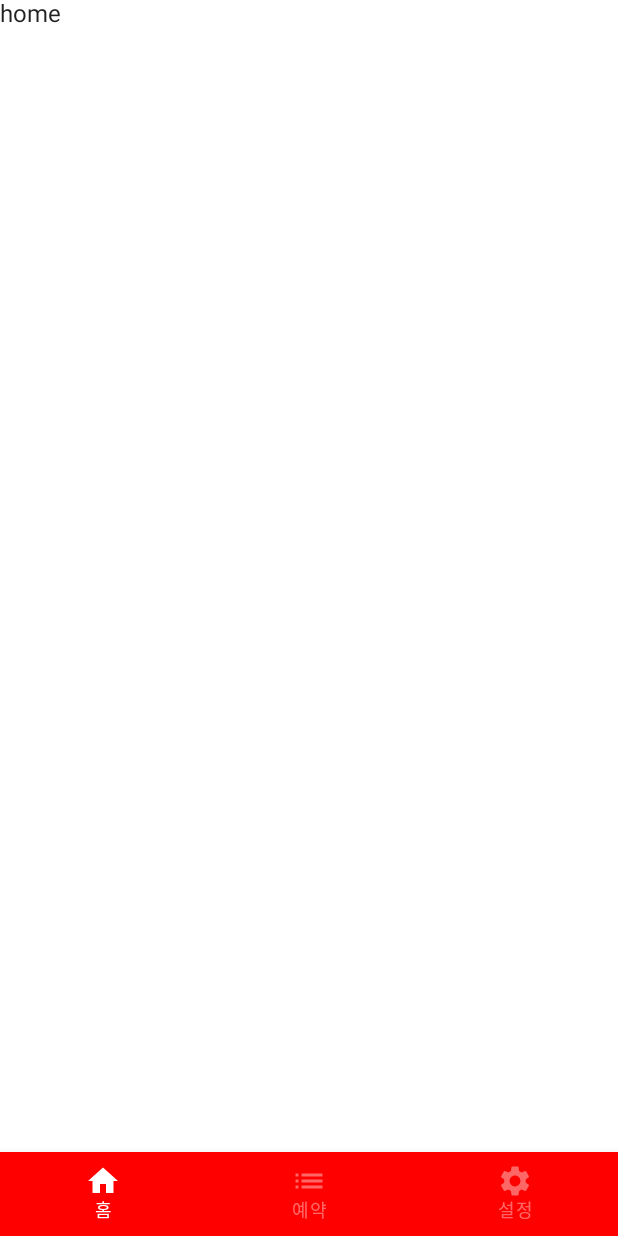
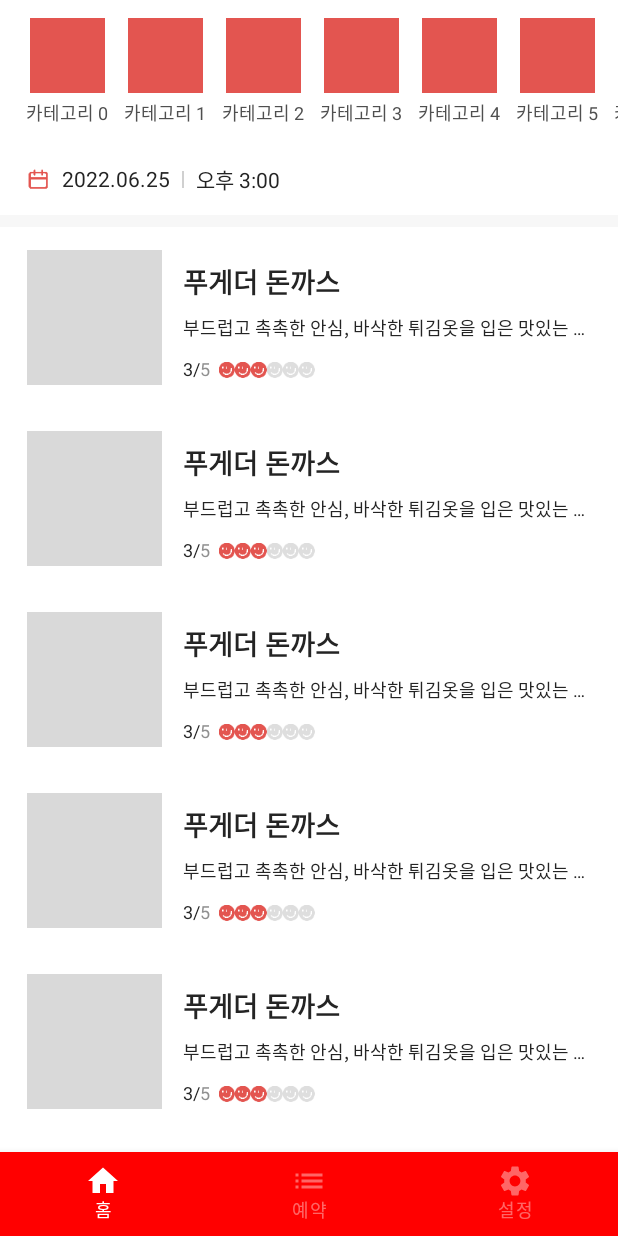
Before and after one commit to FooGather/FooGather, an Android app built with Jetpack Compose: the MainActivity screen opened directly, with no data from a screen before it, on a phone screen of 412 x 824 dp. Run offline under Robolectric (Android 15) with nearby library versions, the light colour scheme and no system bars; our stand-ins replace accompanist.

Commit message:
Home View 화면 뼈대를 구성합니다.

```diff
--- /dev/null
+++ b/android/app/src/main/java/io/jspiner/foogather/dto/CategoryDto.kt
@@ -0,0 +1,7 @@
+package io.jspiner.foogather.dto
+
+data class CategoryDto(
+    val id: Int,
+    val name: String,
+    val imageUrl: String
+)
--- a/android/app/src/main/java/io/jspiner/foogather/ui/main/home/HomeView.kt
+++ b/android/app/src/main/java/io/jspiner/foogather/ui/main/home/HomeView.kt
@@ -1,8 +1,23 @@
 package io.jspiner.foogather.ui.main.home
 
+import androidx.compose.foundation.*
+import androidx.compose.foundation.layout.*
+import androidx.compose.foundation.lazy.LazyRow
+import androidx.compose.foundation.lazy.items
 import androidx.compose.material.Text
 import androidx.compose.runtime.Composable
+import androidx.compose.ui.Alignment
+import androidx.compose.ui.Modifier
+import androidx.compose.ui.graphics.Color
+import androidx.compose.ui.res.painterResource
+import androidx.compose.ui.text.font.FontWeight
+import androidx.compose.ui.text.style.TextOverflow
 import androidx.compose.ui.tooling.preview.Preview
+import androidx.compose.ui.unit.dp
+import androidx.compose.ui.unit.sp
+import io.jspiner.foogather.dto.CategoryDto
+import io.jspiner.foogather.ui.theme.Primary
+import io.jspiner.foogather.R
 
 @Composable
 @Preview(showSystemUi = true)
@@ -12,5 +27,167 @@ private fun Preview() {
 
 @Composable
 fun HomeView() {
-    Text(text = "home")
+    Column(
+        modifier = Modifier.background(Color.White)
+    ) {
+        CategoryList()
+        TimeSelector()
+        Spacer(
+            modifier = Modifier
+                .fillMaxWidth()
+                .height(8.dp)
+                .background(Color(0xFFF7F7F7))
+        )
+
+        FoodList()
+    }
 }
+
+@Composable
+private fun CategoryList() {
+    val categoryList = List(10) {
+        CategoryDto(it, "카테고리 $it", "")
+    }
+
+    LazyRow(
+        modifier = Modifier
+            .fillMaxWidth()
+            .padding(vertical = 12.dp)
+    ) {
+        item {
+            Spacer(modifier = Modifier.width(12.dp))
+        }
+        items(categoryList) { item ->
+            Column(
+                modifier = Modifier.padding(horizontal = 5.dp),
+                horizontalAlignment = Alignment.CenterHorizontally
+            ) {
+                Spacer(
+                    modifier = Modifier
+                        .height(50.dp)
+                        .width(50.dp)
+                        .background(Primary)
+                )
+                Text(
+                    text = item.name,
+                    modifier = Modifier.padding(top = 4.dp),
+                    fontSize = 12.sp,
+                    color = Color(0xFF4F4F4F)
+                )
+            }
+        }
+    }
+}
+
+@Composable
+private fun TimeSelector() {
+    Row(
+        modifier = Modifier
+            .fillMaxWidth()
+            .clickable {
+
+            }
+            .padding(vertical = 13.dp, horizontal = 18.dp),
+        verticalAlignment = Alignment.CenterVertically,
+    ) {
+        Image(painter = painterResource(id = R.drawable.uil_calender), contentDescription = "")
+        Text(
+            text = "2022.06.25",
+            fontSize = 14.sp,
+            color = Color(0xFF242424),
+            modifier = Modifier.padding(start = 8.dp)
+        )
+        Spacer(
+            modifier = Modifier
+                .padding(horizontal = 8.dp)
+                .width(1.dp)
+                .height(11.dp)
+                .background(Color(0xFFD0D0D0))
+        )
+        Text(
+            text = "오후 3:00",
+            fontSize = 14.sp,
+            color = Color(0xFF242424)
+        )
+    }
+}
+
+@Composable
+private fun FoodList() {
+    Column(
+        modifier = Modifier.verticalScroll(rememberScrollState())
+    ) {
+        repeat(20) {
+            FoodItem()
+        }
+    }
+}
+
+@Composable
+private fun FoodItem() {
+    Row(
+        modifier = Modifier
+            .fillMaxWidth()
+            .padding(horizontal = 18.dp, vertical = 15.dp)
+    ) {
+        Box(
+            modifier = Modifier
+                .width(90.dp)
+                .height(90.dp)
+                .background(Color(0xFFD9D9D9))
+        )
+        Column(
+            modifier = Modifier
+                .padding(start = 14.dp, top = 8.dp)
+                .fillMaxWidth()
+        ) {
+            Text(
+                text = "푸게더 돈까스",
+                fontSize = 18.sp,
+                fontWeight = FontWeight.Bold,
+                color = Color(0xFF242424)
+            )
+            Text(
+                text = "부드럽고 촉촉한 안심, 바삭한 튀김옷을 입은 맛있는 돈까스",
+                fontSize = 12.sp,
+                color = Color(0xFF242424),
+                modifier = Modifier.padding(top = 8.dp),
+                maxLines = 1,
+                overflow = TextOverflow.Ellipsis
+            )
+            Row(
+                modifier = Modifier.padding(top = 12.dp),
+                verticalAlignment = Alignment.CenterVertically
+            ) {
+                Text(
+                    text = "3/",
+                    fontSize = 12.sp,
+                    color = Color(0xFF242424),
+                )
+                Text(
+                    text = "5",
+                    fontSize = 12.sp,
+                    color = Color(0xFF909090),
+                )
+                Spacer(modifier = Modifier.width(6.dp))
+
+                val reservedCount = 3
+                val maxCount = 6
+
+                repeat(reservedCount) {
+                    Image(
+                        painter = painterResource(id = R.drawable.ic_reserved),
+                        contentDescription = ""
+                    )
+                }
+                repeat(maxCount - reservedCount) {
+                    Image(
+                        painter = painterResource(id = R.drawable.ic_unreserved),
+                        contentDescription = ""
+                    )
+                }
+
+            }
+        }
+    }
+}
```
Also changed, not shown: android/app/src/main/res/drawable-xxxhdpi/ic_reserved.png (added), android/app/src/main/res/drawable-xxxhdpi/ic_unreserved.png (added), android/app/src/main/res/drawable-xxxhdpi/uil_calender.png (added).
